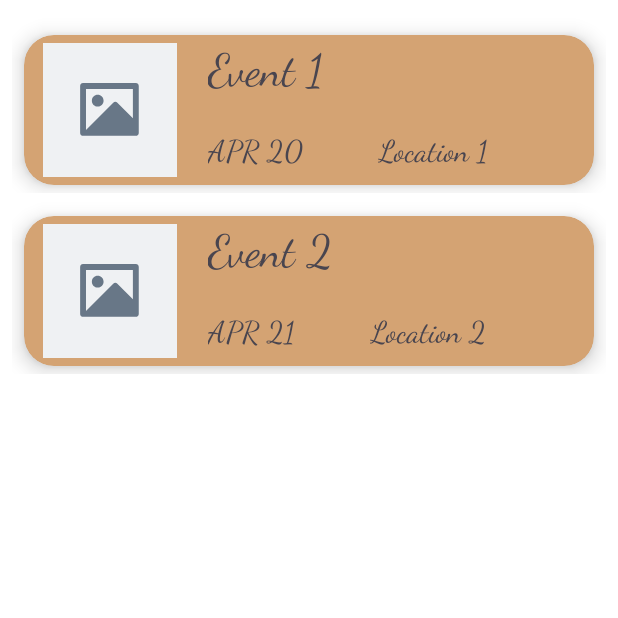
After one commit to armandkoltai/android_beadando, an Android app: the fragment EventListFragment shown on its own in the app's theme, on a phone screen of 412 x 824 dp, the top half of it. The commit adds this screen. Run offline under Robolectric (Android 15) with nearby library versions, the phone set to English and light mode, and no system bars.

Commit message:
Backend code and API call for event list view

```diff
--- /dev/null
+++ b/app/src/main/java/com/example/dailyeventsapp/dto/EventListFragment.java
@@ -0,0 +1,58 @@
+package com.example.dailyeventsapp;
+
+import android.os.Bundle;
+import androidx.fragment.app.Fragment;
+import androidx.recyclerview.widget.LinearLayoutManager;
+import androidx.recyclerview.widget.RecyclerView;
+
+import android.view.LayoutInflater;
+import android.view.View;
+import android.view.ViewGroup;
+
+import com.example.dailyeventsapp.adapters.EventAdapter;
+import com.example.dailyeventsapp.dto.EventModel;
+import com.example.dailyeventsapp.RecyclerViewInterface;
+
+import java.util.ArrayList;
+
+public class EventListFragment extends Fragment implements RecyclerViewInterface {
+
+    private RecyclerView recyclerView;
+    private EventAdapter adapter;
+    private ArrayList<EventModel> eventModels = new ArrayList<>();
+
+    public EventListFragment() {
+        // kötelező üres konstruktor
+    }
+
+    public static EventListFragment newInstance() {
+        return new EventListFragment();
+    }
+
+    @Override
+    public View onCreateView(LayoutInflater inflater, ViewGroup container,
+                             Bundle savedInstanceState) {
+        View view = inflater.inflate(R.layout.fragment_list, container, false);
+
+        recyclerView = view.findViewById(R.id.eventRecyclerView);
+        recyclerView.setLayoutManager(new LinearLayoutManager(requireContext()));
+        adapter = new EventAdapter(requireContext(), eventModels, this);
+        recyclerView.setAdapter(adapter);
+
+        // Példának dummy adatok
+        loadDummyEvents();
+
+        return view;
+    }
+
+    private void loadDummyEvents() {
+        eventModels.add(new EventModel("Event 1", "APR 20", "Location 1", "Description 1", "https://example.com"));
+        eventModels.add(new EventModel("Event 2", "APR 21", "Location 2", "Description 2", "https://example.com"));
+        adapter.notifyDataSetChanged();
+    }
+
+    @Override
+    public void onItemClick(int position) {
+        // Itt kezeled majd az itemre kattintást
+    }
+}
--- /dev/null
+++ b/app/src/main/res/layout/fragment_list.xml
@@ -0,0 +1,15 @@
+<?xml version="1.0" encoding="utf-8"?>
+<androidx.constraintlayout.widget.ConstraintLayout xmlns:android="http://schemas.android.com/apk/res/android"
+    xmlns:app="http://schemas.android.com/apk/res-auto"
+    android:layout_width="match_parent"
+    android:layout_height="match_parent"
+    android:background="@color/white">
+
+    <androidx.recyclerview.widget.RecyclerView
+        android:id="@+id/eventRecyclerView"
+        android:layout_width="match_parent"
+        android:layout_height="match_parent"
+        android:padding="8dp"
+        app:layoutManager="androidx.recyclerview.widget.LinearLayoutManager"/>
+
+</androidx.constraintlayout.widget.ConstraintLayout>
```
Also changed, not shown: app/build.gradle (+8 -0 lines), app/src/main/java/com/example/dailyeventsapp/HomeFragment.java (+69 -15 lines), app/src/main/java/com/example/dailyeventsapp/WikipediaApiService.java (added, +16 -0 lines), app/src/main/java/com/example/dailyeventsapp/WikipediaResponseModel.java (added, +51 -0 lines).
